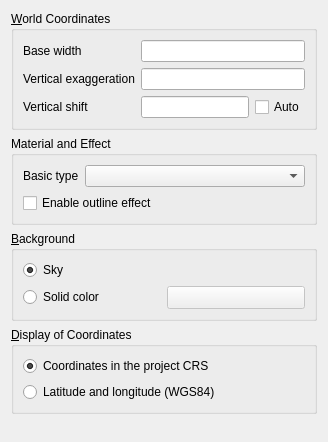
minorua/Qgis2threejs, file ui/sceneproperties.ui: the form before one commit.
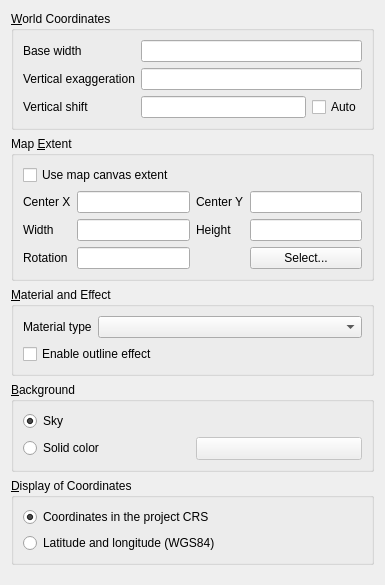
The form after the commit. Custom widgets are drawn as their Qt base class.

Commit message:
[Scene Extent] add GUI components
- add Map Extent group to scene properties dialog

The edit to the form file:
```diff
--- a/ui/sceneproperties.ui
+++ b/ui/sceneproperties.ui
@@ -6,8 +6,8 @@
    <rect>
     <x>0</x>
     <y>0</y>
-    <width>328</width>
-    <height>442</height>
+    <width>385</width>
+    <height>585</height>
    </rect>
   </property>
   <property name="windowTitle">
@@ -19,7 +19,21 @@
      <property name="title">
       <string>&amp;World Coordinates</string>
      </property>
-     <layout class="QFormLayout" name="formLayout_3">
+     <layout class="QGridLayout" name="gridLayout_4">
+      <item row="0" column="1" colspan="2">
+       <widget class="QLineEdit" name="lineEdit_BaseSize">
+        <property name="inputMethodHints">
+         <set>Qt::ImhFormattedNumbersOnly</set>
+        </property>
+       </widget>
+      </item>
+      <item row="2" column="0">
+       <widget class="QLabel" name="label_2">
+        <property name="text">
+         <string>Vertical shift</string>
+        </property>
+       </widget>
+      </item>
       <item row="0" column="0">
        <widget class="QLabel" name="label_3">
         <property name="text">
@@ -27,28 +41,18 @@
         </property>
        </widget>
       </item>
-      <item row="0" column="1">
-       <widget class="QLineEdit" name="lineEdit_BaseSize">
-        <property name="inputMethodHints">
-         <set>Qt::ImhDigitsOnly</set>
+      <item row="2" column="2">
+       <widget class="QCheckBox" name="checkBox_autoZShift">
+        <property name="toolTip">
+         <string>Automatic vertical shift adjustment</string>
         </property>
-       </widget>
-      </item>
-      <item row="1" column="0">
-       <widget class="QLabel" name="label">
         <property name="text">
-         <string>Vertical exaggeration</string>
+         <string>Auto</string>
         </property>
        </widget>
       </item>
-      <item row="1" column="1">
+      <item row="1" column="1" colspan="2">
        <widget class="QLineEdit" name="lineEdit_zFactor">
-        <property name="sizePolicy">
-         <sizepolicy hsizetype="Expanding" vsizetype="Fixed">
-          <horstretch>0</horstretch>
-          <verstretch>0</verstretch>
-         </sizepolicy>
-        </property>
         <property name="maximumSize">
          <size>
           <width>16777215</width>
@@ -63,25 +67,112 @@
         </property>
        </widget>
       </item>
-      <item row="2" column="0">
-       <widget class="QLabel" name="label_2">
+      <item row="1" column="0">
+       <widget class="QLabel" name="label">
         <property name="text">
-         <string>Vertical shift</string>
+         <string>Vertical exaggeration</string>
         </property>
        </widget>
       </item>
       <item row="2" column="1">
-       <layout class="QHBoxLayout" name="horizontalLayout">
-        <item>
-         <widget class="QLineEdit" name="lineEdit_zShift"/>
-        </item>
+       <widget class="QLineEdit" name="lineEdit_zShift">
+        <property name="inputMethodHints">
+         <set>Qt::ImhFormattedNumbersOnly</set>
+        </property>
+       </widget>
+      </item>
+     </layout>
+    </widget>
+   </item>
         <item>
-         <widget class="QCheckBox" name="checkBox_autoZShift">
-          <property name="toolTip">
-           <string>Automatic vertical shift adjustment</string>
-          </property>
+    <widget class="QGroupBox" name="groupBox_4">
+     <property name="title">
+      <string>Map &amp;Extent</string>
+     </property>
+     <layout class="QGridLayout" name="gridLayout_3">
+      <item row="0" column="0" colspan="2">
+       <widget class="QCheckBox" name="checkBox_UseCanvasExtent">
           <property name="text">
-           <string>Auto</string>
+         <string>Use map canvas extent</string>
+        </property>
+       </widget>
+      </item>
+      <item row="6" column="0" colspan="2">
+       <layout class="QGridLayout" name="gridLayout_Extent">
+        <item row="7" column="3">
+         <widget class="QPushButton" name="pushButton_SelectExtent">
+          <property name="text">
+           <string>Select...</string>
+          </property>
+         </widget>
+        </item>
+        <item row="7" column="1">
+         <widget class="QLineEdit" name="lineEdit_Rotation">
+          <property name="inputMethodHints">
+           <set>Qt::ImhFormattedNumbersOnly</set>
+          </property>
+         </widget>
+        </item>
+        <item row="7" column="0">
+         <widget class="QLabel" name="label_10">
+          <property name="text">
+           <string>Rotation</string>
+          </property>
+         </widget>
+        </item>
+        <item row="4" column="3">
+         <widget class="QLineEdit" name="lineEdit_Height">
+          <property name="inputMethodHints">
+           <set>Qt::ImhFormattedNumbersOnly</set>
+          </property>
+         </widget>
+        </item>
+        <item row="4" column="2">
+         <widget class="QLabel" name="label_7">
+          <property name="text">
+           <string>Height</string>
+          </property>
+         </widget>
+        </item>
+        <item row="4" column="1">
+         <widget class="QLineEdit" name="lineEdit_Width">
+          <property name="inputMethodHints">
+           <set>Qt::ImhFormattedNumbersOnly</set>
+          </property>
+         </widget>
+        </item>
+        <item row="4" column="0">
+         <widget class="QLabel" name="label_6">
+          <property name="text">
+           <string>Width</string>
+          </property>
+         </widget>
+        </item>
+        <item row="1" column="3">
+         <widget class="QLineEdit" name="lineEdit_CenterY">
+          <property name="inputMethodHints">
+           <set>Qt::ImhFormattedNumbersOnly</set>
+          </property>
+         </widget>
+        </item>
+        <item row="1" column="2">
+         <widget class="QLabel" name="label_8">
+          <property name="text">
+           <string>Center Y</string>
+          </property>
+         </widget>
+        </item>
+        <item row="1" column="1">
+         <widget class="QLineEdit" name="lineEdit_CenterX">
+          <property name="inputMethodHints">
+           <set>Qt::ImhFormattedNumbersOnly|Qt::ImhLowercaseOnly</set>
+          </property>
+         </widget>
+        </item>
+        <item row="1" column="0">
+         <widget class="QLabel" name="label_5">
+          <property name="text">
+           <string>Center X</string>
           </property>
          </widget>
         </item>
@@ -93,24 +184,17 @@
    <item>
     <widget class="QGroupBox" name="groupBox">
      <property name="title">
-      <string>Material and Effect</string>
+      <string>&amp;Material and Effect</string>
      </property>
-     <layout class="QVBoxLayout" name="verticalLayout_4">
-      <item>
-       <layout class="QFormLayout" name="formLayout">
+     <layout class="QGridLayout" name="gridLayout_5">
         <item row="0" column="0">
          <widget class="QLabel" name="label_4">
           <property name="text">
-           <string>Basic type</string>
+         <string>Material type</string>
           </property>
          </widget>
         </item>
-        <item row="0" column="1">
-         <widget class="QComboBox" name="comboBox_MaterialType"/>
-        </item>
-       </layout>
-      </item>
-      <item>
+      <item row="1" column="0" colspan="2">
        <widget class="QCheckBox" name="checkBox_Outline">
         <property name="toolTip">
          <string>Check this to enable outline effect</string>
@@ -120,6 +204,16 @@
         </property>
        </widget>
       </item>
+      <item row="0" column="1">
+       <widget class="QComboBox" name="comboBox_MaterialType">
+        <property name="sizePolicy">
+         <sizepolicy hsizetype="Expanding" vsizetype="Fixed">
+          <horstretch>0</horstretch>
+          <verstretch>0</verstretch>
+         </sizepolicy>
+        </property>
+       </widget>
+      </item>
      </layout>
     </widget>
    </item>
@@ -128,8 +222,8 @@
      <property name="title">
       <string>&amp;Background</string>
      </property>
-     <layout class="QVBoxLayout" name="verticalLayout_2">
-      <item>
+     <layout class="QGridLayout" name="gridLayout_2">
+      <item row="0" column="0" colspan="2">
        <widget class="QRadioButton" name="radioButton_Sky">
         <property name="text">
          <string>Sky</string>
@@ -139,9 +233,7 @@
         </property>
        </widget>
       </item>
-      <item>
-       <layout class="QHBoxLayout" name="horizontalLayout_2">
-        <item>
+      <item row="2" column="0">
          <widget class="QRadioButton" name="radioButton_Color">
           <property name="minimumSize">
            <size>
@@ -154,7 +246,7 @@
           </property>
          </widget>
         </item>
-        <item>
+      <item row="2" column="1">
          <widget class="QgsColorButton" name="colorButton_Color">
           <property name="enabled">
            <bool>false</bool>
@@ -168,8 +260,6 @@
          </widget>
         </item>
        </layout>
-      </item>
-     </layout>
     </widget>
    </item>
    <item>
```
Left out of the diff: 9 changed lines with no effect on the pictures. Lines whose indentation alone changed are shown as unchanged. The commit also changes 3 other files.
